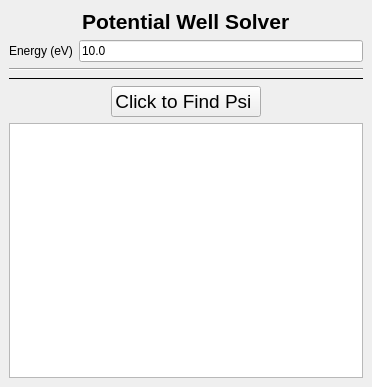
This is src/SolveWellDock.ui in dukecld/QuantumWell as Qt 5 draws it before an edit. The edited form follows.
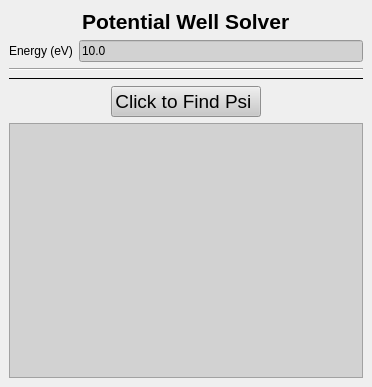
This is the edited form.

```diff
--- a/src/SolveWellDock.ui
+++ b/src/SolveWellDock.ui
@@ -16,6 +16,25 @@
     <height>261</height>
    </size>
   </property>
+  <property name="styleSheet">
+   <string notr="true">
+QLineEdit, QTextEdit, QComboBox
+{
+	
+	
+	background-color: rgb(210, 210, 210);
+}
+QPushButton
+{
+	
+	background-color: rgb(200, 200, 200);
+}
+QLabel
+{
+
+}
+</string>
+  </property>
   <property name="features">
    <set>QDockWidget::DockWidgetFloatable|QDockWidget::DockWidgetMovable</set>
   </property>
```
